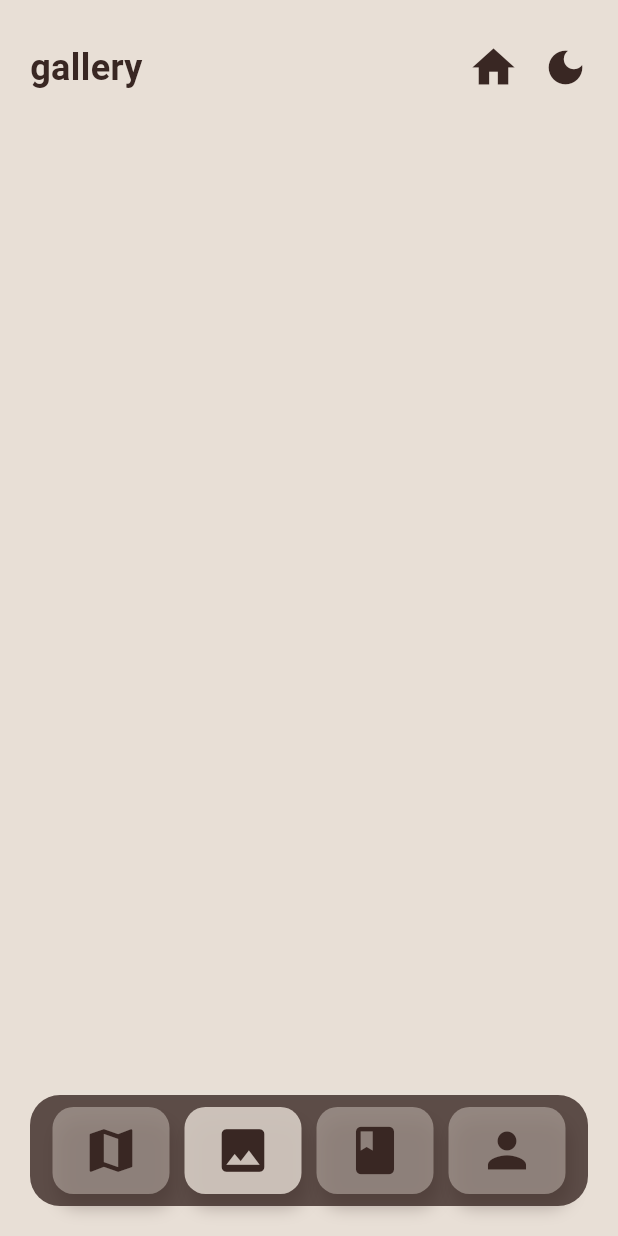
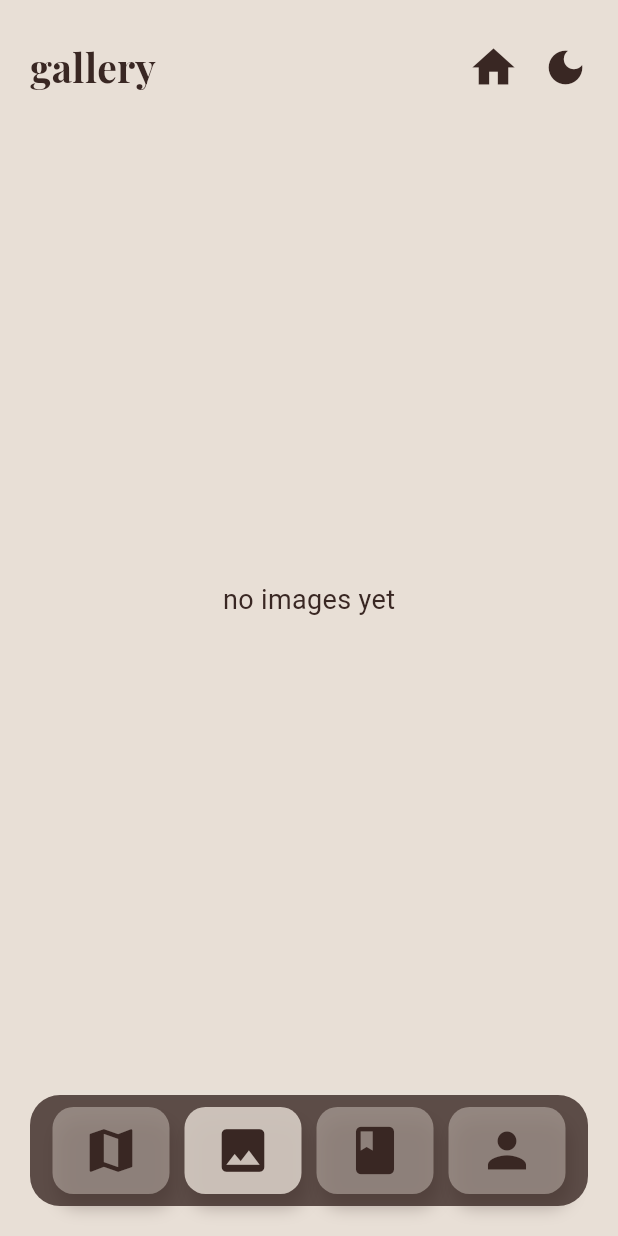
Before and after one commit to areen-b/brew_notes, a Flutter app: the GalleryPage screen opened by its route, on a phone screen of 412 x 824 dp. Run offline on Flutter 3.47's test engine with Material 3 defaults, Android fonts, the phone set to English and light mode, and no system bars; our stand-ins replace google_maps_flutter, image_picker, pin_code_fields.

Commit message:
gallery page

```diff
--- /dev/null
+++ b/lib/global.dart
@@ -0,0 +1,5 @@
+import 'dart:io';
+import 'screens/journal_entry.dart';
+
+List<JournalEntry> journalEntries = [];
+List<File> galleryImages = [];
--- a/lib/screens/gallery_page.dart
+++ b/lib/screens/gallery_page.dart
@@ -1,6 +1,9 @@
+import 'dart:io';
 import 'package:flutter/material.dart';
 import 'package:brew_notes/theme.dart';
 import 'package:brew_notes/widgets.dart';
+import 'package:brew_notes/global.dart';
+import 'package:intl/intl.dart';
 
 class GalleryPage extends StatefulWidget {
   const GalleryPage({super.key});
@@ -13,16 +16,11 @@ class _GalleryPageState extends State<GalleryPage> {
   int _selectedIndex = 1;
 
   void _onNavTap(int index) {
-    setState(() {
-      _selectedIndex = index;
-    });
-
+    if (index == _selectedIndex) return;
     switch (index) {
       case 0:
         Navigator.pushReplacementNamed(context, '/map');
         break;
-      case 1:
-        break; // Already on gallery
       case 2:
         Navigator.pushReplacementNamed(context, '/journal');
         break;
@@ -32,8 +30,23 @@ class _GalleryPageState extends State<GalleryPage> {
     }
   }
 
+  Map<String, List<File>> _groupImagesByMonth() {
+    final Map<String, List<File>> grouped = {};
+    for (final entry in journalEntries) {
+      final date = DateFormat('MMMM d, yyyy').parse(entry.date);
+      final key = DateFormat('MMMM, yyyy').format(date).toLowerCase();
+      if (!grouped.containsKey(key)) {
+        grouped[key] = [];
+      }
+      grouped[key]!.add(entry.imageFile!);
+    }
+    return grouped;
+  }
+
   @override
   Widget build(BuildContext context) {
+    final groupedImages = _groupImagesByMonth();
+
     return Scaffold(
       backgroundColor: AppColors.latteFoam,
       body: SafeArea(
@@ -41,20 +54,21 @@ class _GalleryPageState extends State<GalleryPage> {
           padding: const EdgeInsets.all(20.0),
           child: Column(
             children: [
-              // Top row with title + buttons
+              // Top bar
               Row(
                 mainAxisAlignment: MainAxisAlignment.spaceBetween,
-                children: [
-                  const Text(
+                children: const [
+                  Text(
                     'gallery',
                     style: TextStyle(
-                      fontSize: 24,
+                      fontSize: 26,
+                      fontFamily: 'Playfair Display',
                       fontWeight: FontWeight.bold,
                       color: AppColors.brown,
                     ),
                   ),
                   Row(
-                    children: const [
+                    children: [
                       HomeButton(),
                       SizedBox(width: 8),
                       ThemeToggleButton(iconColor: AppColors.brown),
@@ -62,14 +76,61 @@ class _GalleryPageState extends State<GalleryPage> {
                   ),
                 ],
               ),
+              const SizedBox(height: 16),
 
-              const Spacer(),
+              // Body
+              Expanded(
+                child: groupedImages.isEmpty
+                    ? const Center(
+                  child: Text(
+                    'no images yet',
+                    style: TextStyle(
+                      color: AppColors.brown,
+                      fontSize: 18, // ← updated font size
+                    ),
+                  ),
+                )
+                    : ListView(
+                  children: groupedImages.entries.map((entry) {
+                    return Column(
+                      crossAxisAlignment: CrossAxisAlignment.start,
+                      children: [
+                        const SizedBox(height: 12),
+                        Text(
+                          entry.key,
+                          style: const TextStyle(
+                            fontSize: 22,
+                            fontWeight: FontWeight.bold,
+                            color: AppColors.brown,
+                            fontFamily: 'Playfair Display',
+                          ),
+                        ),
+                        const SizedBox(height: 8),
+                        Wrap(
+                          spacing: 12,
+                          runSpacing: 12,
+                          children: entry.value
+                              .map(
+                                (imageFile) => ClipRRect(
+                              borderRadius: BorderRadius.circular(16),
+                              child: Image.file(
+                                imageFile,
+                                width: 100,
+                                height: 100,
+                                fit: BoxFit.cover,
+                              ),
+                            ),
+                          )
+                              .toList(),
+                        ),
+                      ],
+                    );
+                  }).toList(),
+                ),
+              ),
 
-              // Bottom nav
-              NavBar(
-                currentIndex: _selectedIndex,
-                onTap: _onNavTap,
-              ),
+              const SizedBox(height: 16),
+              NavBar(currentIndex: _selectedIndex, onTap: _onNavTap),
             ],
           ),
         ),
--- a/lib/screens/journal_page.dart
+++ b/lib/screens/journal_page.dart
@@ -117,7 +117,7 @@ class _JournalPageState extends State<JournalPage> {
                 ],
               ),
               const SizedBox(height: 8),
-              const Text('your saved moments', style: TextStyle(fontSize: 16, color: AppColors.brown)),
+              const Text('your saved moments ☕️', style: TextStyle(fontSize: 18, color: AppColors.brown)),
               const SizedBox(height: 20),
 
               // Entry list or empty state
--- a/pubspec.yaml
+++ b/pubspec.yaml
@@ -29,6 +29,7 @@ environment:
 # versions available, run `flutter pub outdated`.
 dependencies:
   image_picker: ^1.1.2
+  intl: ^0.18.0
   google_maps_flutter: ^2.12.3
   pin_code_fields: ^8.0.1
   passwordfield: ^0.2.0
```
Also changed, not shown: lib/screens/new_entry_page.dart (+7 -0 lines), pubspec.lock.
